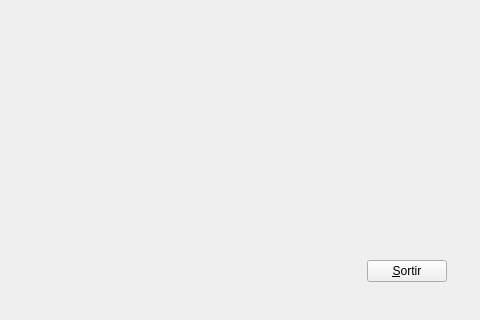
Qt form app/Principal.ui (lipixx/vig-pr1) before a commit; both pictures show x 284 to 764 and y 261 to 581 of the 764 by 581 pixel window.
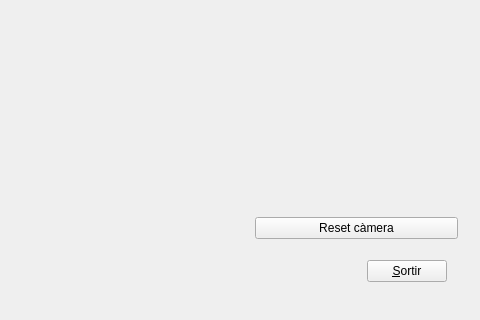
The same form after that commit. Custom widgets are drawn as their Qt base class.

Commit message:
Començada la sessió 3 i acabat l'apartat de crear un botó a la interfície per fer reset de la càmera.
Documentació Ok.

Diff of the .ui file:
```diff
--- a/app/Principal.ui
+++ b/app/Principal.ui
@@ -61,6 +61,13 @@
        </property>
       </spacer>
      </item>
+     <item>
+      <widget class="QPushButton" name="resetButton" >
+       <property name="text" >
+        <string>Reset càmera</string>
+       </property>
+      </widget>
+     </item>
      <item>
       <layout class="QHBoxLayout" >
        <property name="margin" >
```
Left out of the diff: 55 changed lines with no effect on the pictures. The commit also changes 4 other files.
